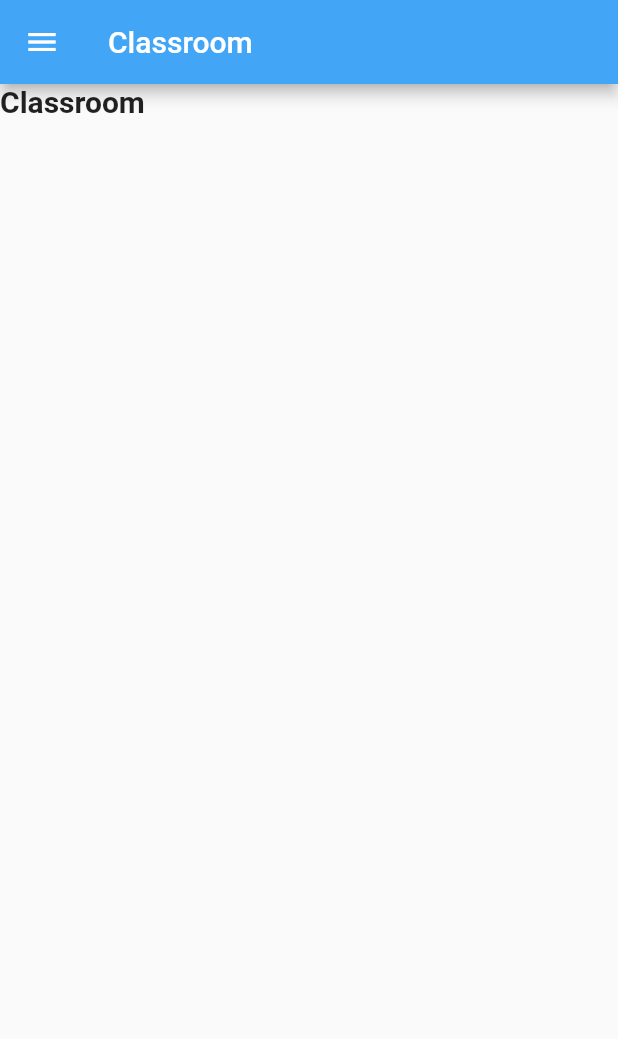
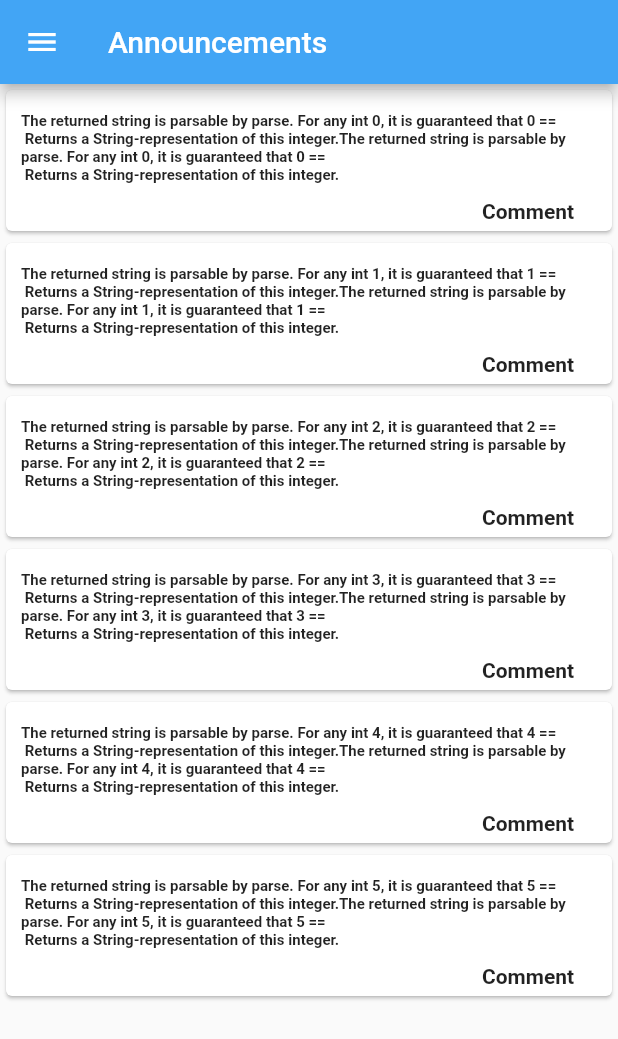
Before and after one commit to jeetbij/FlutterApp, a Flutter app: the Classroom screen opened directly, in the side drawer, after a tap on "Announcements", on a phone screen of 412 x 824 dp. Shown: the top 1039 px of the screen. Run offline on Flutter 3.47's test engine with Material 2 defaults, Android fonts, the phone set to English and light mode, and no system bars.

Commit message:
announcements

```diff
--- /dev/null
+++ b/lib/announcement.dart
@@ -0,0 +1,60 @@
+import 'package:flutter/material.dart';
+
+import './classroom.dart';
+
+class Announcement extends StatefulWidget {
+  @override
+  _AnnouncementState createState() => _AnnouncementState();
+}
+
+List<Widget> ListofAnnouncement(screenWidth, buttonPosition) {
+  List<Widget> announcements = List();
+  for(var i=0;i<=5;i++){
+    announcements.add(
+      Card(
+        child: SizedBox(
+          width: screenWidth,
+          // height: 120.0,
+          child: Container(
+            padding: const EdgeInsets.only(top:15.0, right:10.0, left:10.0),
+            child: Column(
+              children: <Widget> [
+                Text("The returned string is parsable by parse. For any int "+i.toString()+", it is guaranteed that "+i.toString()+" == \n Returns a String-representation of this integer."+"The returned string is parsable by parse. For any int "+i.toString()+", it is guaranteed that "+i.toString()+" == \n Returns a String-representation of this integer.", style: TextStyle(fontWeight: FontWeight.bold, fontSize: 10.0)),
+                Container(
+                  padding: EdgeInsets.only(left:buttonPosition, top: 10.0, bottom: 5.0),
+                  child: GestureDetector(
+                    child: Text("Comment", style: TextStyle(fontWeight: FontWeight.bold)),
+                    onTap: () {
+
+                    },
+                  ),
+                ),
+              ],
+            ),
+          ),
+        ),
+      ),
+    );
+  }
+  return announcements;
+}
+
+class _AnnouncementState extends State<Announcement> {
+  @override
+  Widget build(BuildContext context) {
+    double screenWidth = MediaQuery.of(context).size.width;
+    double buttonPosition = screenWidth - 120.0;
+    return Scaffold(
+      appBar: AppBar(
+        title: Text("Announcements"),
+        backgroundColor: Color(0xFF42A5F5),
+      ),
+      drawer: MainDrawer(),
+      body: SingleChildScrollView(
+        child: Column(
+          children: ListofAnnouncement(screenWidth, buttonPosition),
+        ),
+      ),
+    );
+  }
+}
--- a/lib/classroom.dart
+++ b/lib/classroom.dart
@@ -5,6 +5,7 @@ import './myprofile.dart';
 import './assignment.dart';
 import './login.dart';
 import './lecture.dart';
+import './announcement.dart';
 
 class Classroom extends StatefulWidget {
  @override
@@ -82,7 +83,10 @@ class _MainDrawerState extends State<MainDrawer> {
             leading: Icon(Icons.alarm),
             title: Text('Announcements'),
             onTap: () {
-              Navigator.pop(context);
+              Navigator.of(context).pop();
+              Navigator.push(context,
+                MaterialPageRoute(builder: (context) => Announcement()),
+              );
             },
           ),
           ListTile(
--- a/lib/main.dart
+++ b/lib/main.dart
@@ -8,7 +8,7 @@ class MyApp extends StatelessWidget {
   @override
   Widget build(BuildContext context) {
     return MaterialApp(
-      title: "My First App",
+      title: "Aphlabet",
       home: Login(),
     );
     }
--- a/pubspec.yaml
+++ b/pubspec.yaml
@@ -24,7 +24,7 @@ dependencies:
 dev_dependencies:
   flutter_test:
     sdk: flutter
-
+  http: ^0.11.3+16
 
 # For information on the generic Dart part of this file, see the
 # following page: https://www.dartlang.org/tools/pub/pubspec
```
Also changed, not shown: pubspec.lock.
